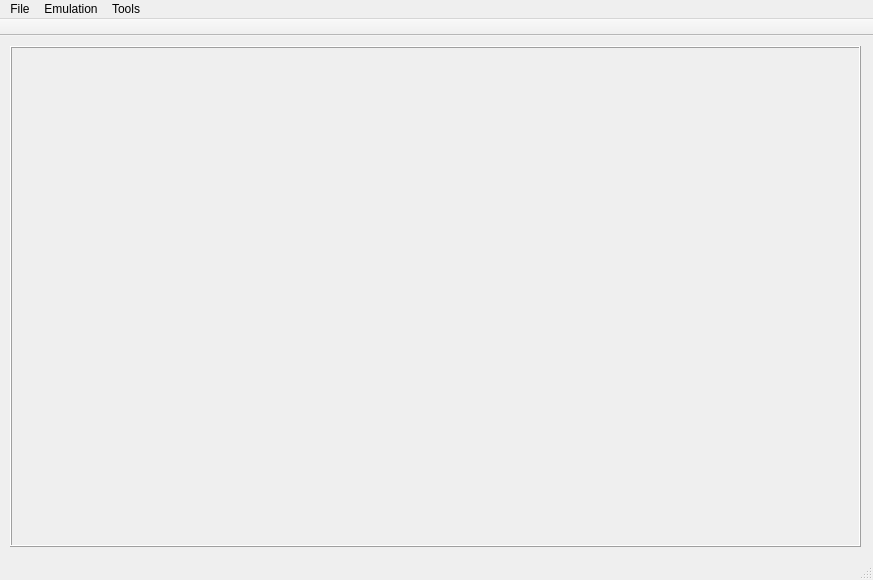
The window that src/gui/main_window.ui (ProgrammierPatrick/c64pp) describes before a commit, drawn with Qt 5.
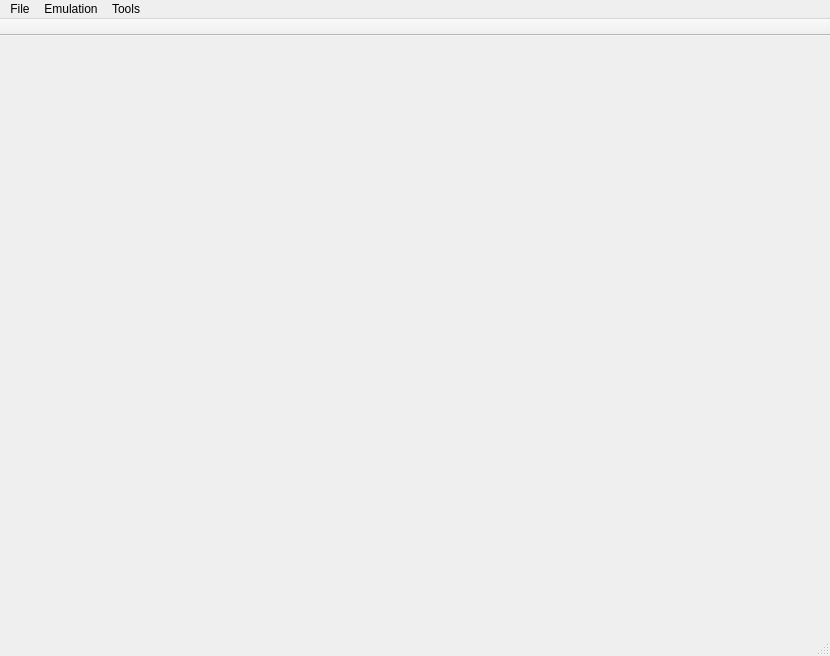
The same window after the commit.

Commit message: FPS counting

The edit to the form file:
```diff
--- a/src/gui/main_window.ui
+++ b/src/gui/main_window.ui
@@ -6,8 +6,8 @@
    <rect>
     <x>0</x>
     <y>0</y>
-    <width>873</width>
-    <height>580</height>
+    <width>830</width>
+    <height>656</height>
    </rect>
   </property>
   <property name="windowTitle">
@@ -19,12 +19,12 @@
      <rect>
       <x>10</x>
       <y>10</y>
-      <width>851</width>
-      <height>501</height>
+      <width>808</width>
+      <height>568</height>
      </rect>
     </property>
     <property name="frameShape">
-     <enum>QFrame::Box</enum>
+     <enum>QFrame::NoFrame</enum>
     </property>
     <property name="frameShadow">
      <enum>QFrame::Raised</enum>
@@ -32,7 +32,23 @@
     <property name="lineWidth">
      <number>1</number>
     </property>
-    <layout class="QGridLayout" name="gridLayout"/>
+    <layout class="QGridLayout" name="gridLayout">
+     <property name="leftMargin">
+      <number>0</number>
+     </property>
+     <property name="topMargin">
+      <number>0</number>
+     </property>
+     <property name="rightMargin">
+      <number>0</number>
+     </property>
+     <property name="bottomMargin">
+      <number>0</number>
+     </property>
+     <property name="spacing">
+      <number>0</number>
+     </property>
+    </layout>
    </widget>
   </widget>
   <widget class="QMenuBar" name="menubar">
@@ -40,7 +56,7 @@
     <rect>
      <x>0</x>
      <y>0</y>
-     <width>873</width>
+     <width>830</width>
      <height>26</height>
     </rect>
    </property>
```
The commit also changes 2 other files.
